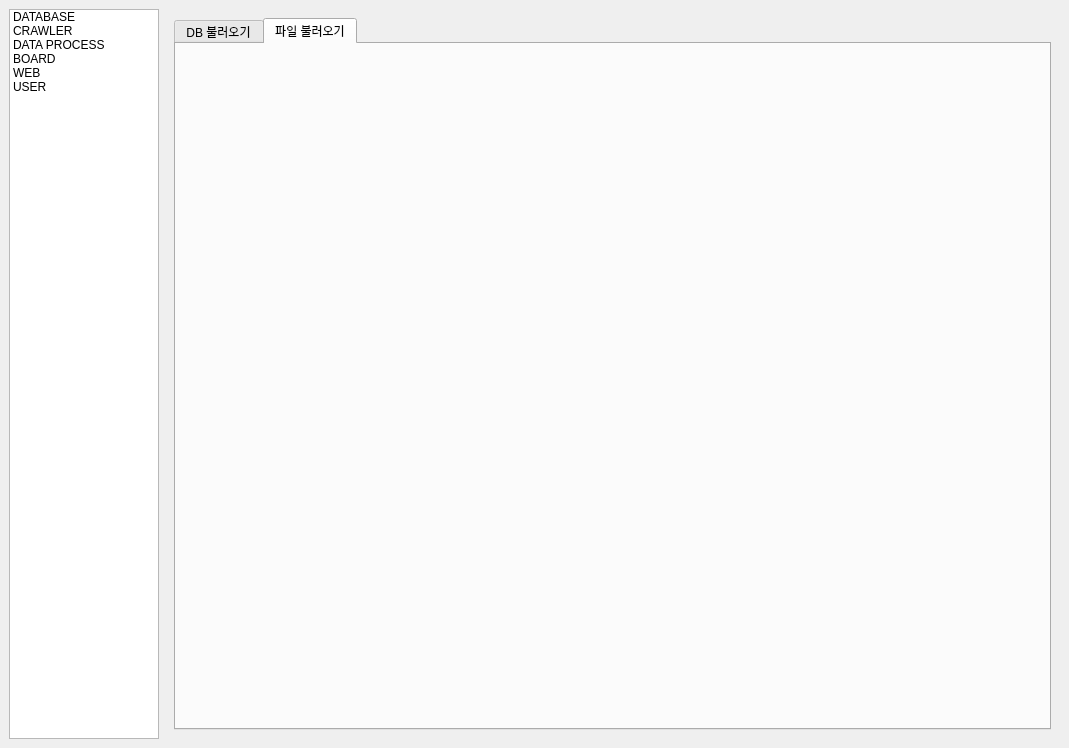
Before: the Qt Designer form MANAGER/BIGMACLAB_MANAGER_GUI.ui in yojun313/knpu, drawn with Qt 5.
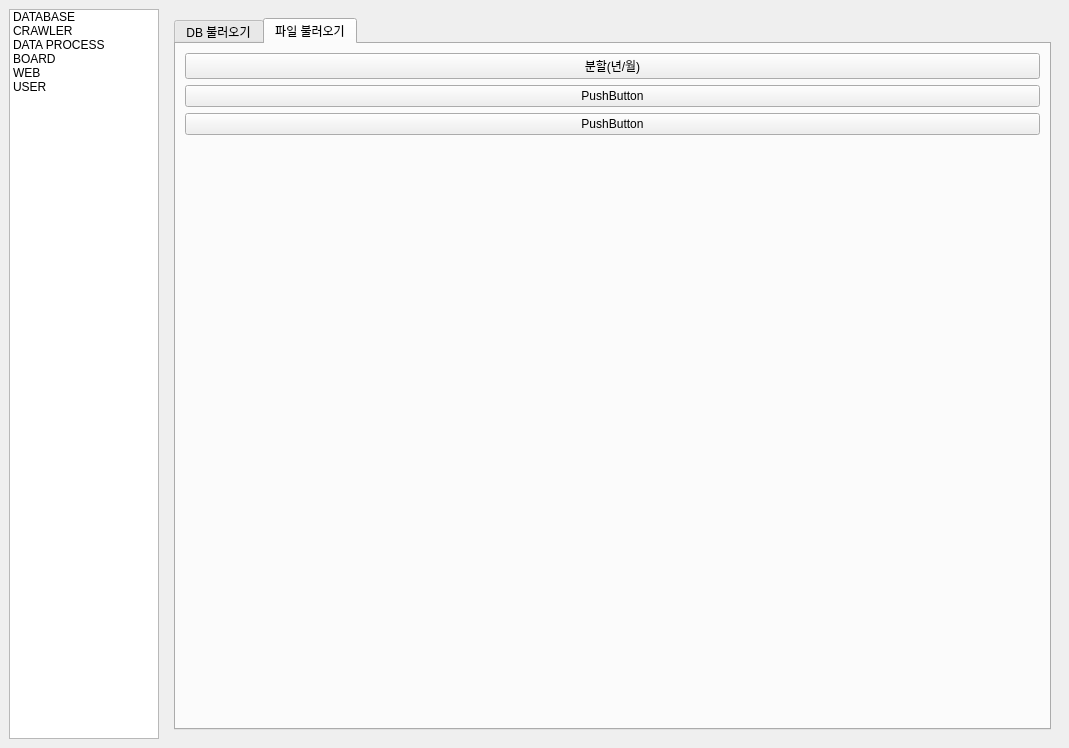
After: the same form once the commit is applied. The open tabs and pages were chosen to show the change.

Commit message: MANAGER 1.0.2 release

What changed in the file:
```diff
--- a/MANAGER/BIGMACLAB_MANAGER_GUI.ui
+++ b/MANAGER/BIGMACLAB_MANAGER_GUI.ui
@@ -205,7 +205,7 @@
               <item>
                <layout class="QVBoxLayout" name="verticalLayout_7">
                 <item>
-                 <widget class="QPushButton" name="pushButton_5">
+                 <widget class="QPushButton" name="dataprocess_tab1_timesplit_button">
                   <property name="text">
                    <string>분할(년/월)</string>
                   </property>
@@ -248,7 +248,53 @@
            <attribute name="title">
             <string>파일 불러오기</string>
            </attribute>
-           <layout class="QVBoxLayout" name="verticalLayout_tab_1"/>
+           <layout class="QVBoxLayout" name="verticalLayout_tab_1">
+            <item>
+             <layout class="QHBoxLayout" name="horizontalLayout_9">
+              <item>
+               <layout class="QHBoxLayout" name="tab2_fileexplorer_layout"/>
+              </item>
+              <item>
+               <layout class="QVBoxLayout" name="verticalLayout_5">
+                <item>
+                 <widget class="QPushButton" name="dataprocess_tab2_timesplit_button">
+                  <property name="text">
+                   <string>분할(년/월)</string>
+                  </property>
+                 </widget>
+                </item>
+                <item>
+                 <widget class="QPushButton" name="pushButton_5">
+                  <property name="text">
+                   <string>PushButton</string>
+                  </property>
+                 </widget>
+                </item>
+                <item>
+                 <widget class="QPushButton" name="pushButton_4">
+                  <property name="text">
+                   <string>PushButton</string>
+                  </property>
+                 </widget>
+                </item>
+                <item>
+                 <spacer name="verticalSpacer_2">
+                  <property name="orientation">
+                   <enum>Qt::Vertical</enum>
+                  </property>
+                  <property name="sizeHint" stdset="0">
+                   <size>
+                    <width>20</width>
+                    <height>40</height>
+                   </size>
+                  </property>
+                 </spacer>
+                </item>
+               </layout>
+              </item>
+             </layout>
+            </item>
+           </layout>
           </widget>
          </widget>
         </item>
```
Left out of the diff: 53 changed lines with no effect on the pictures. The commit also changes 8 other files.
